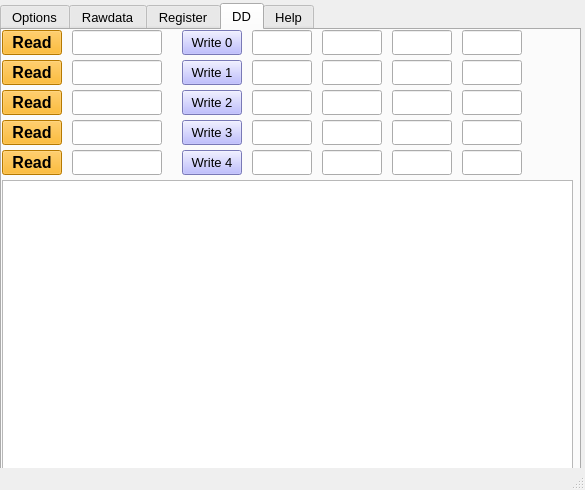
Before: the Qt Designer form uimonitor.ui in MorgenYang/newMonitor, drawn with Qt 5.
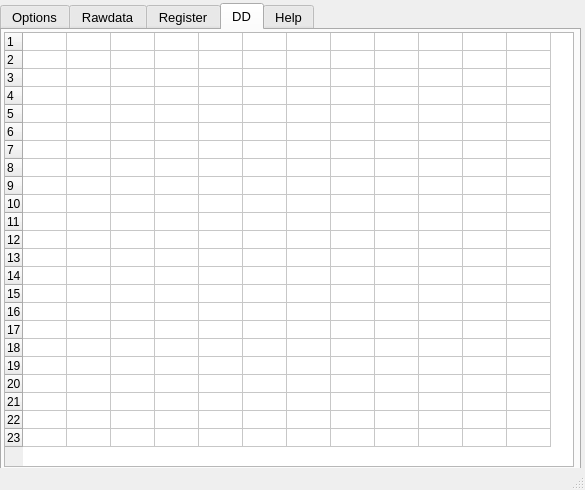
After: the same form once the commit is applied. The open tabs and pages were chosen to show the change.

Diff of the .ui file:
```diff
--- a/uimonitor.ui
+++ b/uimonitor.ui
@@ -1765,550 +1765,106 @@
         <attribute name="title">
          <string>DD</string>
         </attribute>
-        <widget class="QPushButton" name="DDpushButtonRegWrite0">
+        <widget class="QTableWidget" name="tableWidget">
          <property name="geometry">
           <rect>
-           <x>180</x>
-           <y>0</y>
-           <width>60</width>
-           <height>25</height>
+           <x>2</x>
+           <y>2</y>
+           <width>570</width>
+           <height>435</height>
           </rect>
          </property>
          <property name="maximumSize">
           <size>
-           <width>150</width>
-           <height>30</height>
+           <width>570</width>
+           <height>435</height>
           </size>
          </property>
-         <property name="font">
-          <font>
-           <pointsize>10</pointsize>
-          </font>
-         </property>
          <property name="styleSheet">
-          <string notr="true">background-color: rgb(170, 170, 255);</string>
+          <string notr="true">alternate-background-color: rgb(0, 255, 255);</string>
          </property>
-         <property name="text">
-          <string>Write 0</string>
+         <property name="rowCount">
+          <number>23</number>
          </property>
-        </widget>
-        <widget class="QPushButton" name="DDpushButtonRegWrite2">
-         <property name="geometry">
-          <rect>
-           <x>180</x>
-           <y>60</y>
-           <width>60</width>
-           <height>25</height>
-          </rect>
+         <property name="columnCount">
+          <number>12</number>
          </property>
-         <property name="maximumSize">
-          <size>
-           <width>150</width>
-           <height>30</height>
-          </size>
-         </property>
-         <property name="font">
-          <font>
-           <pointsize>10</pointsize>
-          </font>
-         </property>
-         <property name="styleSheet">
-          <string notr="true">background-color: rgb(170, 170, 255);</string>
-         </property>
-         <property name="text">
-          <string>Write 2</string>
-         </property>
-        </widget>
-        <widget class="QPushButton" name="DDRead0">
-         <property name="geometry">
-          <rect>
-           <x>0</x>
-           <y>0</y>
-           <width>60</width>
-           <height>25</height>
-          </rect>
-         </property>
-         <property name="maximumSize">
-          <size>
-           <width>150</width>
-           <height>150</height>
-          </size>
-         </property>
-         <property name="font">
-          <font>
-           <pointsize>12</pointsize>
-           <weight>75</weight>
-           <italic>false</italic>
-           <bold>true</bold>
-          </font>
-         </property>
-         <property name="styleSheet">
-          <string notr="true">background-color: rgb(255, 170, 0);</string>
-         </property>
-         <property name="text">
-          <string>Read</string>
-         </property>
-        </widget>
-        <widget class="QTextBrowser" name="DDreadRegValShowText">
-         <property name="geometry">
-          <rect>
-           <x>0</x>
-           <y>150</y>
-           <width>571</width>
-           <height>291</height>
-          </rect>
-         </property>
-        </widget>
-        <widget class="QPushButton" name="DDpushButtonRegWrite3">
-         <property name="geometry">
-          <rect>
-           <x>180</x>
-           <y>90</y>
-           <width>60</width>
-           <height>25</height>
-          </rect>
-         </property>
-         <property name="maximumSize">
-          <size>
-           <width>150</width>
-           <height>30</height>
-          </size>
-         </property>
-         <property name="font">
-          <font>
-           <pointsize>10</pointsize>
-          </font>
-         </property>
-         <property name="styleSheet">
-          <string notr="true">background-color: rgb(170, 170, 255);</string>
-         </property>
-         <property name="text">
-          <string>Write 3</string>
-         </property>
-        </widget>
-        <widget class="QPushButton" name="DDpushButtonRegWrite1">
-         <property name="geometry">
-          <rect>
-           <x>180</x>
-           <y>30</y>
-           <width>60</width>
-           <height>25</height>
-          </rect>
-         </property>
-         <property name="maximumSize">
-          <size>
-           <width>150</width>
-           <height>30</height>
-          </size>
-         </property>
-         <property name="font">
-          <font>
-           <pointsize>10</pointsize>
-          </font>
-         </property>
-         <property name="styleSheet">
-          <string notr="true">background-color: rgb(170, 170, 255);</string>
-         </property>
-         <property name="text">
-          <string>Write 1</string>
-         </property>
-        </widget>
-        <widget class="QPushButton" name="DDpushButtonRegWrite4">
-         <property name="geometry">
-          <rect>
-           <x>180</x>
-           <y>120</y>
-           <width>60</width>
-           <height>25</height>
-          </rect>
-         </property>
-         <property name="maximumSize">
-          <size>
-           <width>150</width>
-           <height>30</height>
-          </size>
-         </property>
-         <property name="font">
-          <font>
-           <pointsize>10</pointsize>
-          </font>
-         </property>
-         <property name="styleSheet">
-          <string notr="true">background-color: rgb(170, 170, 255);</string>
-         </property>
-         <property name="text">
-          <string>Write 4</string>
-         </property>
-        </widget>
-        <widget class="QLineEdit" name="DDWLineEditAddr0">
-         <property name="geometry">
-          <rect>
-           <x>250</x>
-           <y>0</y>
-           <width>60</width>
-           <height>25</height>
-          </rect>
-         </property>
-        </widget>
-        <widget class="QLineEdit" name="DDWLineEditBank0">
-         <property name="geometry">
-          <rect>
-           <x>320</x>
-           <y>0</y>
-           <width>60</width>
-           <height>25</height>
-          </rect>
-         </property>
-        </widget>
-        <widget class="QLineEdit" name="DDWLineEditLen0">
-         <property name="geometry">
-          <rect>
-           <x>390</x>
-           <y>0</y>
-           <width>60</width>
-           <height>25</height>
-          </rect>
-         </property>
-        </widget>
-        <widget class="QLineEdit" name="DDWLineEditAddr1">
-         <property name="geometry">
-          <rect>
-           <x>250</x>
-           <y>30</y>
-           <width>60</width>
-           <height>25</height>
-          </rect>
-         </property>
-        </widget>
-        <widget class="QLineEdit" name="DDWLineEditBank1">
-         <property name="geometry">
-          <rect>
-           <x>320</x>
-           <y>30</y>
-           <width>60</width>
-           <height>25</height>
-          </rect>
-         </property>
-        </widget>
-        <widget class="QLineEdit" name="DDWLineEditLen1">
-         <property name="geometry">
-          <rect>
-           <x>390</x>
-           <y>30</y>
-           <width>60</width>
-           <height>25</height>
-          </rect>
-         </property>
-        </widget>
-        <widget class="QLineEdit" name="DDWLineEditAddr2">
-         <property name="geometry">
-          <rect>
-           <x>250</x>
-           <y>60</y>
-           <width>60</width>
-           <height>25</height>
-          </rect>
-         </property>
-        </widget>
-        <widget class="QLineEdit" name="DDWLineEditBank2">
-         <property name="geometry">
-          <rect>
-           <x>320</x>
-           <y>60</y>
-           <width>60</width>
-           <height>25</height>
-          </rect>
-         </property>
-        </widget>
-        <widget class="QLineEdit" name="DDWLineEditLen2">
-         <property name="geometry">
-          <rect>
-           <x>390</x>
-           <y>60</y>
-           <width>60</width>
-           <height>25</height>
-          </rect>
-         </property>
-        </widget>
-        <widget class="QLineEdit" name="DDWLineEditAddr3">
-         <property name="geometry">
-          <rect>
-           <x>250</x>
-           <y>90</y>
-           <width>60</width>
-           <height>25</height>
-          </rect>
-         </property>
-        </widget>
-        <widget class="QLineEdit" name="DDWLineEditBank3">
-         <property name="geometry">
-          <rect>
-           <x>320</x>
-           <y>90</y>
-           <width>60</width>
-           <height>25</height>
-          </rect>
-         </property>
-        </widget>
-        <widget class="QLineEdit" name="DDWLineEditLen3">
-         <property name="geometry">
-          <rect>
-           <x>390</x>
-           <y>90</y>
-           <width>60</width>
-           <height>25</height>
-          </rect>
-         </property>
-        </widget>
-        <widget class="QLineEdit" name="DDWLineEditAddr4">
-         <property name="geometry">
-          <rect>
-           <x>250</x>
-           <y>120</y>
-           <width>60</width>
-           <height>25</height>
-          </rect>
-         </property>
-        </widget>
-        <widget class="QLineEdit" name="DDWLineEditBank4">
-         <property name="geometry">
-          <rect>
-           <x>320</x>
-           <y>120</y>
-           <width>60</width>
-           <height>25</height>
-          </rect>
-         </property>
-        </widget>
-        <widget class="QLineEdit" name="DDWLineEditLen4">
-         <property name="geometry">
-          <rect>
-           <x>390</x>
-           <y>120</y>
-           <width>60</width>
-           <height>25</height>
-          </rect>
-         </property>
-        </widget>
-        <widget class="QLineEdit" name="DDWLineEditVal4">
-         <property name="geometry">
-          <rect>
-           <x>460</x>
-           <y>120</y>
-           <width>60</width>
-           <height>25</height>
-          </rect>
-         </property>
-        </widget>
-        <widget class="QLineEdit" name="DDWLineEditVal1">
-         <property name="geometry">
-          <rect>
-           <x>460</x>
-           <y>30</y>
-           <width>60</width>
-           <height>25</height>
-          </rect>
-         </property>
-        </widget>
-        <widget class="QLineEdit" name="DDWLineEditVal0">
-         <property name="geometry">
-          <rect>
-           <x>460</x>
-           <y>0</y>
-           <width>60</width>
-           <height>25</height>
-          </rect>
-         </property>
-        </widget>
-        <widget class="QLineEdit" name="DDWLineEditVal2">
-         <property name="geometry">
-          <rect>
-           <x>460</x>
-           <y>60</y>
-           <width>60</width>
-           <height>25</height>
-          </rect>
-         </property>
-        </widget>
-        <widget class="QLineEdit" name="DDWLineEditVal3">
-         <property name="geometry">
-          <rect>
-           <x>460</x>
-           <y>90</y>
-           <width>60</width>
-           <height>25</height>
-          </rect>
-         </property>
-        </widget>
-        <widget class="QLineEdit" name="DDRlineEdit0">
-         <property name="geometry">
-          <rect>
-           <x>70</x>
-           <y>0</y>
-           <width>90</width>
-           <height>25</height>
-          </rect>
-         </property>
-        </widget>
-        <widget class="QLineEdit" name="DDRlineEdit2">
-         <property name="geometry">
-          <rect>
-           <x>70</x>
-           <y>60</y>
-           <width>90</width>
-           <height>25</height>
-          </rect>
-         </property>
-        </widget>
-        <widget class="QLineEdit" name="DDRlineEdit3">
-         <property name="geometry">
-          <rect>
-           <x>70</x>
-           <y>90</y>
-           <width>90</width>
-           <height>25</height>
-          </rect>
-         </property>
-        </widget>
-        <widget class="QLineEdit" name="DDRlineEdit1">
-         <property name="geometry">
-          <rect>
-           <x>70</x>
-           <y>30</y>
-           <width>90</width>
-           <height>25</height>
-          </rect>
-         </property>
-        </widget>
-        <widget class="QLineEdit" name="DDRlineEdit4">
-         <property name="geometry">
-          <rect>
-           <x>70</x>
-           <y>120</y>
-           <width>90</width>
-           <height>25</height>
-          </rect>
-         </property>
-        </widget>
-        <widget class="QPushButton" name="DDRead4">
-         <property name="geometry">
-          <rect>
-           <x>0</x>
-           <y>120</y>
-           <width>60</width>
-           <height>25</height>
-          </rect>
-         </property>
-         <property name="maximumSize">
-          <size>
-           <width>150</width>
-           <height>150</height>
-          </size>
-         </property>
-         <property name="font">
-          <font>
-           <pointsize>12</pointsize>
-           <weight>75</weight>
-           <italic>false</italic>
-           <bold>true</bold>
-          </font>
-         </property>
-         <property name="styleSheet">
-          <string notr="true">background-color: rgb(255, 170, 0);</string>
-         </property>
-         <property name="text">
-          <string>Read</string>
-         </property>
-        </widget>
-        <widget class="QPushButton" name="DDRead1">
-         <property name="geometry">
-          <rect>
-           <x>0</x>
-           <y>30</y>
-           <width>60</width>
-           <height>25</height>
-          </rect>
-         </property>
-         <property name="maximumSize">
-          <size>
-           <width>150</width>
-           <height>150</height>
-          </size>
-         </property>
-         <property name="font">
-          <font>
-           <pointsize>12</pointsize>
-           <weight>75</weight>
-           <italic>false</italic>
-           <bold>true</bold>
-          </font>
-         </property>
-         <property name="styleSheet">
-          <string notr="true">background-color: rgb(255, 170, 0);</string>
-         </property>
-         <property name="text">
-          <string>Read</string>
-         </property>
-        </widget>
-        <widget class="QPushButton" name="DDRead2">
-         <property name="geometry">
-          <rect>
-           <x>0</x>
-           <y>60</y>
-           <width>60</width>
-           <height>25</height>
-          </rect>
-         </property>
-         <property name="maximumSize">
-          <size>
-           <width>150</width>
-           <height>150</height>
-          </size>
-         </property>
-         <property name="font">
-          <font>
-           <pointsize>12</pointsize>
-           <weight>75</weight>
-           <italic>false</italic>
-           <bold>true</bold>
-          </font>
-         </property>
-         <property name="styleSheet">
-          <string notr="true">background-color: rgb(255, 170, 0);</string>
-         </property>
-         <property name="text">
-          <string>Read</string>
-         </property>
-        </widget>
-        <widget class="QPushButton" name="DDRead3">
-         <property name="geometry">
-          <rect>
-           <x>0</x>
-           <y>90</y>
-           <width>60</width>
-           <height>25</height>
-          </rect>
-         </property>
-         <property name="maximumSize">
-          <size>
-           <width>150</width>
-           <height>150</height>
-          </size>
-         </property>
-         <property name="font">
-          <font>
-           <pointsize>12</pointsize>
-           <weight>75</weight>
-           <italic>false</italic>
-           <bold>true</bold>
-          </font>
-         </property>
-         <property name="styleSheet">
-          <string notr="true">background-color: rgb(255, 170, 0);</string>
-         </property>
-         <property name="text">
-          <string>Read</string>
-         </property>
+         <attribute name="horizontalHeaderVisible">
+          <bool>false</bool>
+         </attribute>
+         <attribute name="horizontalHeaderDefaultSectionSize">
+          <number>44</number>
+         </attribute>
+         <attribute name="verticalHeaderMinimumSectionSize">
+          <number>18</number>
+         </attribute>
+         <attribute name="verticalHeaderDefaultSectionSize">
+          <number>18</number>
+         </attribute>
+         <row/>
+         <row/>
+         <row/>
+         <row/>
+         <row/>
+         <row/>
+         <row/>
+         <row/>
+         <row/>
+         <row/>
+         <row/>
+         <row/>
+         <row/>
+         <row/>
+         <row/>
+         <row/>
+         <row/>
+         <row/>
+         <row/>
+         <row/>
+         <row/>
+         <row/>
+         <row/>
+         <column/>
+         <column/>
+         <column/>
+         <column/>
+         <column/>
+         <column/>
+         <column/>
+         <column/>
+         <column/>
+         <column/>
+         <column/>
+         <column/>
+         <item row="0" column="0">
+          <property name="text">
+           <string extracomment="Read"/>
+          </property>
+          <property name="font">
+           <font>
+            <weight>75</weight>
+            <bold>true</bold>
+           </font>
+          </property>
+          <property name="background">
+           <brush brushstyle="NoBrush">
+            <color alpha="255">
+             <red>0</red>
+             <green>100</green>
+             <blue>0</blue>
+            </color>
+           </brush>
+          </property>
+          <property name="foreground">
+           <brush brushstyle="NoBrush">
+            <color alpha="255">
+             <red>0</red>
+             <green>0</green>
+             <blue>0</blue>
+            </color>
+           </brush>
+          </property>
+         </item>
         </widget>
        </widget>
        <widget class="QWidget" name="TabHelp">
```
Left out of the diff: 2 changed lines with no effect on the pictures.
